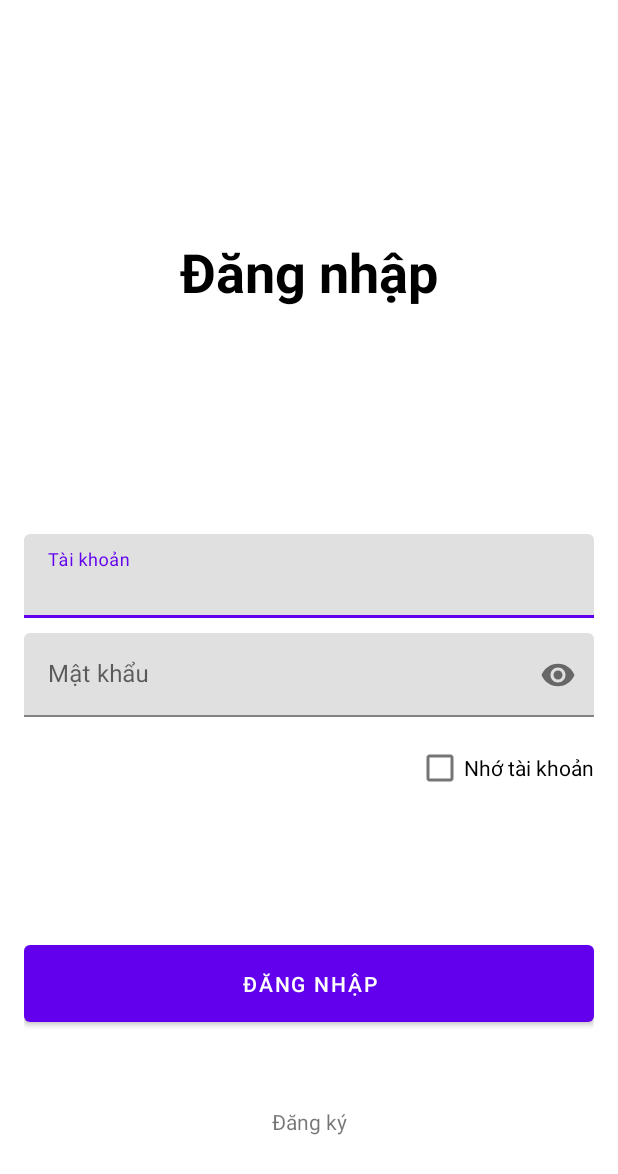
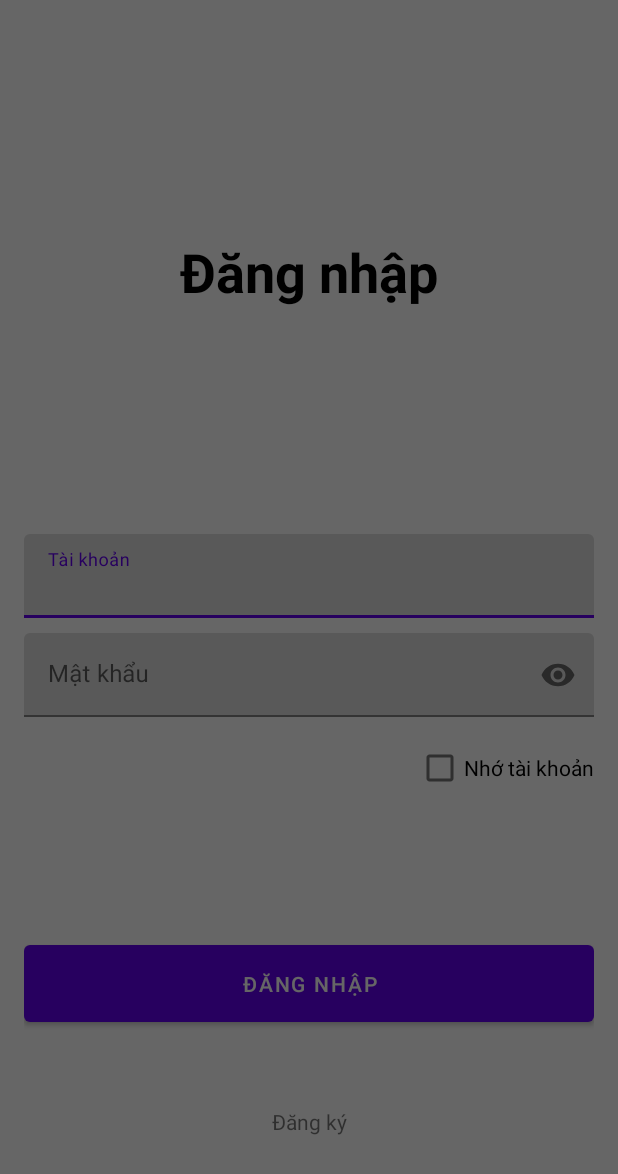
Before and after one commit to ThaiXuanHien/TungKinhOnline, an Android app: the screen it shows after launch (SignInActivity), on a phone screen of 412 x 824 dp. Shown: the top 1174 px of the screen. Run offline under Robolectric (Android 15) with nearby library versions, the phone set to English and light mode, and no system bars; our stand-ins replace Firebase (no records; nobody signed in at launch, a user with empty details on screens opened directly).

Commit message:
# release tkol 1.7

```diff
--- a/app/build.gradle
+++ b/app/build.gradle
@@ -12,8 +12,8 @@ android {
         applicationId "com.hienthai.tungkinhonline"
         minSdk 28
         targetSdk 34
-        versionCode 7
-        versionName "1.6"
+        versionCode 8
+        versionName "1.7"
 
         testInstrumentationRunner "androidx.test.runner.AndroidJUnitRunner"
     }
--- a/app/src/main/java/com/hienthai/tungkinhonline/AppPrefs.kt
+++ b/app/src/main/java/com/hienthai/tungkinhonline/AppPrefs.kt
@@ -11,6 +11,10 @@ class AppPrefs(context: Context) {
     var language: String by prefs.preferences("language", "vi_VN")
 
     fun clear() {
-        prefs.edit().clear().apply()
+        prefs.edit()
+            .remove("count")
+            .remove("remember")
+            .remove("id")
+            .apply()
     }
 }
--- a/app/src/main/java/com/hienthai/tungkinhonline/SignInActivity.kt
+++ b/app/src/main/java/com/hienthai/tungkinhonline/SignInActivity.kt
@@ -5,6 +5,7 @@ import android.os.Bundle
 import android.widget.Toast
 import androidx.appcompat.app.AppCompatActivity
 import androidx.core.view.isInvisible
+import androidx.core.view.isVisible
 import com.google.firebase.database.DataSnapshot
 import com.google.firebase.database.DatabaseError
 import com.google.firebase.database.DatabaseReference
@@ -85,15 +86,20 @@ class SignInActivity : AppCompatActivity() {
     override fun onStart() {
         super.onStart()
 
+        binding.ctAutoLogin.isVisible = true
         databaseReference.addListenerForSingleValueEvent(object : ValueEventListener {
             override fun onDataChange(dataSnapshot: DataSnapshot) {
                 if (!dataSnapshot.hasChild(prefs.id)) {
+                    binding.pbLoadingAutoLogin.isVisible = false
                     return
                 } else {
                     if (prefs.remember) {
+                        binding.ctAutoLogin.isVisible = false
                         startActivity(Intent(this@SignInActivity, MainActivity::class.java).apply {
                             putExtra("USER_ID", prefs.id)
                         })
+                    } else {
+                        binding.ctAutoLogin.isVisible = false
                     }
                 }
             }
--- a/app/src/main/res/layout/activity_sign_in.xml
+++ b/app/src/main/res/layout/activity_sign_in.xml
@@ -1,11 +1,14 @@
 <?xml version="1.0" encoding="utf-8"?>
-<androidx.constraintlayout.widget.ConstraintLayout xmlns:android="http://schemas.android.com/apk/res/android"
+<FrameLayout xmlns:android="http://schemas.android.com/apk/res/android"
     xmlns:app="http://schemas.android.com/apk/res-auto"
     xmlns:tools="http://schemas.android.com/tools"
+    android:layout_width="match_parent"
+    android:layout_height="match_parent">
+
+    <androidx.constraintlayout.widget.ConstraintLayout
         android:padding="16dp"
         android:layout_width="match_parent"
         android:layout_height="match_parent">
-
         <TextView
             android:id="@+id/textView"
             android:layout_width="wrap_content"
@@ -116,5 +119,29 @@
             app:layout_constraintTop_toBottomOf="@+id/cb_remember"
             app:trackCornerRadius="2dp"
             app:trackThickness="5dp"/>
+    </androidx.constraintlayout.widget.ConstraintLayout>
+
+    <androidx.constraintlayout.widget.ConstraintLayout
+        android:id="@+id/ct_autoLogin"
+        android:background="#99000000"
+        android:layout_width="match_parent"
+        android:layout_height="match_parent">
+
+        <com.google.android.material.progressindicator.CircularProgressIndicator
+            android:id="@+id/pb_loading_autoLogin"
+            android:layout_width="wrap_content"
+            android:layout_height="wrap_content"
+            android:layout_gravity="center"
+            android:indeterminate="true"
+            android:visibility="visible"
+            app:indicatorColor="#03A9F4"
+            app:layout_constraintBottom_toBottomOf="parent"
+            app:layout_constraintEnd_toEndOf="parent"
+            app:layout_constraintStart_toStartOf="parent"
+            app:layout_constraintTop_toTopOf="parent"
+            app:trackCornerRadius="2dp"
+            app:trackThickness="5dp" />
 
     </androidx.constraintlayout.widget.ConstraintLayout>
+
+</FrameLayout>
--- a/app/src/main/res/values/strings.xml
+++ b/app/src/main/res/values/strings.xml
@@ -17,4 +17,7 @@
     <string name="text_cannot_be_left_blank">không được để trống</string>
     <string name="text_user_exists">Người dùng tồn tại</string>
     <string name="text_password_do_not_match">Mật khẩu không trùng khớp</string>
+    <string name="text_content_logout">Đăng xuất sẽ mất hết điểm</string>
+    <string name="text_accept">Đồng ý</string>
+    <string name="text_deny">Ở lại</string>
 </resources>
```
Also changed, not shown: app/src/main/java/com/hienthai/tungkinhonline/MainActivity.kt (+9 -3 lines), 1 other file. Lines whose indentation alone changed are shown as unchanged.
